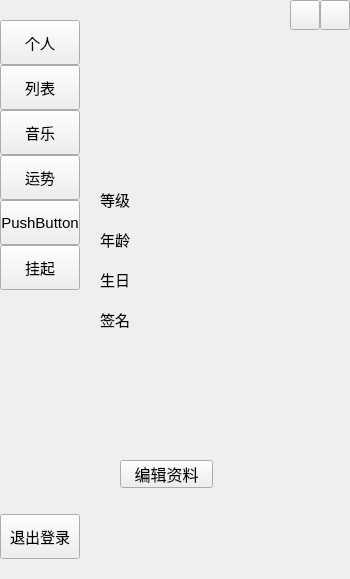
Old version of the form untitled3/mainwindow.ui in the repository sakur1001/myprogram.
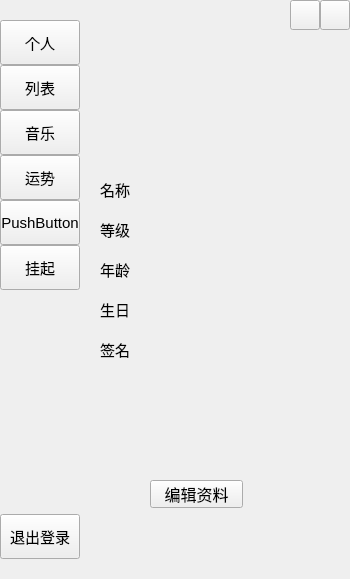
New version of the form. The open tabs and pages were chosen to show the change.

Diff of the .ui file:
```diff
--- a/untitled3/mainwindow.ui
+++ b/untitled3/mainwindow.ui
@@ -514,7 +514,7 @@
            <property name="geometry">
             <rect>
              <x>60</x>
-             <y>160</y>
+             <y>190</y>
              <width>111</width>
              <height>19</height>
             </rect>
@@ -532,7 +532,7 @@
            <property name="geometry">
             <rect>
              <x>60</x>
-             <y>280</y>
+             <y>310</y>
              <width>171</width>
              <height>111</height>
             </rect>
@@ -553,7 +553,7 @@
            <property name="geometry">
             <rect>
              <x>60</x>
-             <y>200</y>
+             <y>230</y>
              <width>111</width>
              <height>19</height>
             </rect>
@@ -571,7 +571,7 @@
            <property name="geometry">
             <rect>
              <x>60</x>
-             <y>240</y>
+             <y>270</y>
              <width>111</width>
              <height>19</height>
             </rect>
@@ -588,8 +588,8 @@
           <widget class="QPushButton" name="dataButton">
            <property name="geometry">
             <rect>
-             <x>40</x>
-             <y>430</y>
+             <x>70</x>
+             <y>450</y>
              <width>93</width>
              <height>28</height>
             </rect>
@@ -607,7 +607,7 @@
            <property name="geometry">
             <rect>
              <x>20</x>
-             <y>200</y>
+             <y>230</y>
              <width>69</width>
              <height>19</height>
             </rect>
@@ -625,7 +625,7 @@
            <property name="geometry">
             <rect>
              <x>20</x>
-             <y>240</y>
+             <y>270</y>
              <width>69</width>
              <height>19</height>
             </rect>
@@ -643,7 +643,7 @@
            <property name="geometry">
             <rect>
              <x>20</x>
-             <y>280</y>
+             <y>310</y>
              <width>71</width>
              <height>19</height>
             </rect>
@@ -661,7 +661,7 @@
            <property name="geometry">
             <rect>
              <x>20</x>
-             <y>160</y>
+             <y>190</y>
              <width>69</width>
              <height>19</height>
             </rect>
@@ -675,6 +675,42 @@
             <string>等级</string>
            </property>
           </widget>
+          <widget class="QLabel" name="label_16">
+           <property name="geometry">
+            <rect>
+             <x>60</x>
+             <y>150</y>
+             <width>111</width>
+             <height>19</height>
+            </rect>
+           </property>
+           <property name="font">
+            <font>
+             <pointsize>11</pointsize>
+            </font>
+           </property>
+           <property name="text">
+            <string/>
+           </property>
+          </widget>
+          <widget class="QLabel" name="label_17">
+           <property name="geometry">
+            <rect>
+             <x>20</x>
+             <y>150</y>
+             <width>69</width>
+             <height>19</height>
+            </rect>
+           </property>
+           <property name="font">
+            <font>
+             <pointsize>11</pointsize>
+            </font>
+           </property>
+           <property name="text">
+            <string>名称</string>
+           </property>
+          </widget>
          </widget>
          <widget class="QWidget" name="page4">
           <widget class="QTreeWidget" name="friendTree">
```
Left out of the diff: 82 changed lines with no effect on the pictures.
